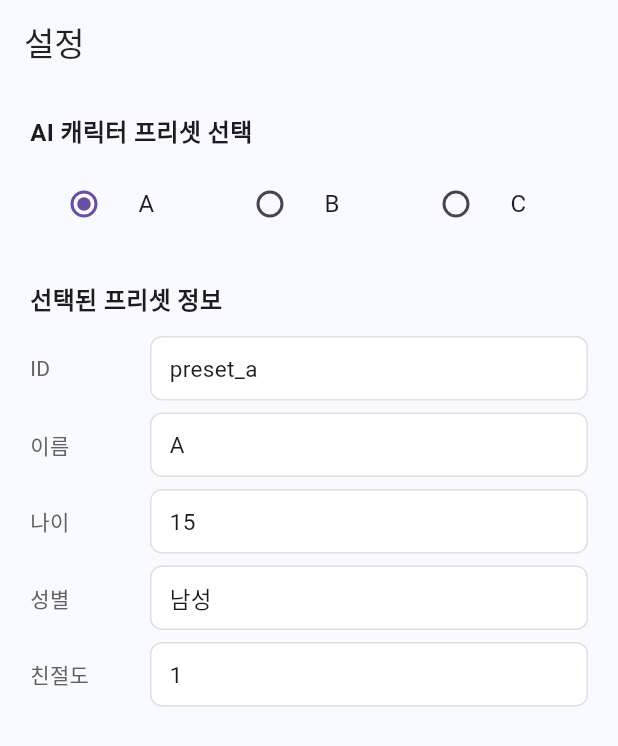
After one commit to akaTEDDY/diary_ai, a Flutter app: the TabSettingsPage screen opened directly, on a phone screen of 412 x 824 dp. The commit adds this screen. Shown: the top 746 px of the screen. Run offline on Flutter 3.47's test engine with Material 3 defaults, Android fonts, the phone set to English and light mode, and no system bars; our stand-ins replace geolocator, hive, hive_flutter, image_picker, permission_handler, table_calendar; missing offline and left inert: common_utils_services; accounts and stored records are empty; generated files the repository leaves out were written again; statements that could not run were skipped.

Commit message:
위치 일기에 무드 항목 추가 작성시 방문 기분 선택, AI 프리셋 세팅 추가, AI 대화창 추가

```diff
--- a/diary_ai/lib/models/loc_diary_entry.dart
+++ b/diary_ai/lib/models/loc_diary_entry.dart
@@ -15,6 +15,8 @@ class LocDiaryEntry extends HiveObject {
   LocationHistory location;
   @HiveField(4)
   DateTime createdAt;
+  @HiveField(5)
+  String? mood;
 
   LocDiaryEntry({
     required this.id,
@@ -22,5 +24,6 @@ class LocDiaryEntry extends HiveObject {
     required this.photoPaths,
     required this.location,
     required this.createdAt,
+    this.mood,
   });
 }
--- a/diary_ai/lib/views/tab_diary_list_page.dart
+++ b/diary_ai/lib/views/tab_diary_list_page.dart
@@ -161,7 +161,11 @@ class _TabDiaryListPageState extends State<TabDiaryListPage> {
     final sortedDates = _getSortedDates(grouped);
 
     return Scaffold(
-      appBar: AppBar(title: Text('일기 목록')),
+      backgroundColor: const Color(0xFFF8FAFF),
+      appBar: AppBar(
+        backgroundColor: const Color(0xFFF8FAFF),
+        title: Text('일기 목록'),
+      ),
       body: Column(
         children: [
           // 달력
--- a/diary_ai/lib/views/tab_diary_write_page.dart
+++ b/diary_ai/lib/views/tab_diary_write_page.dart
@@ -107,7 +107,7 @@ class _TabDiaryWritePageState extends State<TabDiaryWritePage> {
       backgroundColor: const Color(0xFFF8FAFF),
       appBar: AppBar(
         title: Text('소중한 순간들을 모아서'),
-        backgroundColor: Colors.white,
+        backgroundColor: const Color(0xFFF8FAFF),
         elevation: 0,
         foregroundColor: Colors.black87,
       ),
@@ -131,7 +131,7 @@ class _TabDiaryWritePageState extends State<TabDiaryWritePage> {
                   ),
                   SizedBox(height: 8),
                   Text(
-                    '위치를 방문하면 자동으로 일기가 생성됩니다',
+                    '방문한 장소의 일기를 작성해보세요',
                     style: TextStyle(
                       fontSize: 14,
                       color: Colors.grey[500],
--- /dev/null
+++ b/diary_ai/lib/views/tab_settings.dart
@@ -0,0 +1,115 @@
+import 'package:flutter/material.dart';
+
+class TabSettingsPage extends StatefulWidget {
+  const TabSettingsPage({Key? key}) : super(key: key);
+
+  @override
+  State<TabSettingsPage> createState() => _TabSettingsPageState();
+}
+
+class _TabSettingsPageState extends State<TabSettingsPage> {
+  // 프리셋 정의
+  static const Map<String, Map<String, dynamic>> characterPresets = {
+    'A': {
+      'id': 'preset_a',
+      'name': 'A',
+      'age': 15,
+      'gender': '남성',
+      'kindnessLevel': 1,
+    },
+    'B': {
+      'id': 'preset_b',
+      'name': 'B',
+      'age': 25,
+      'gender': '남성',
+      'kindnessLevel': 3,
+    },
+    'C': {
+      'id': 'preset_c',
+      'name': 'C',
+      'age': 35,
+      'gender': '여성',
+      'kindnessLevel': 5,
+    },
+  };
+
+  String _selectedPreset = 'A';
+
+  void _onPresetChanged(String? value) {
+    if (value != null) {
+      setState(() {
+        _selectedPreset = value;
+      });
+    }
+  }
+
+  @override
+  Widget build(BuildContext context) {
+    final preset = characterPresets[_selectedPreset]!;
+    return Scaffold(
+      backgroundColor: const Color(0xFFF8FAFF),
+      appBar: AppBar(
+        backgroundColor: const Color(0xFFF8FAFF),
+        title: const Text('설정'),
+        elevation: 0,
+        foregroundColor: Colors.black87,
+      ),
+      body: Padding(
+        padding: const EdgeInsets.all(20.0),
+        child: Column(
+          crossAxisAlignment: CrossAxisAlignment.start,
+          children: [
+            const Text('AI 캐릭터 프리셋 선택',
+                style: TextStyle(fontWeight: FontWeight.bold, fontSize: 16)),
+            const SizedBox(height: 8),
+            Row(
+              children: characterPresets.keys.map((key) {
+                return Expanded(
+                  child: RadioListTile<String>(
+                    title: Text(characterPresets[key]!['name']),
+                    value: key,
+                    groupValue: _selectedPreset,
+                    onChanged: _onPresetChanged,
+                  ),
+                );
+              }).toList(),
+            ),
+            const SizedBox(height: 24),
+            const Text('선택된 프리셋 정보',
+                style: TextStyle(fontWeight: FontWeight.bold, fontSize: 16)),
+            const SizedBox(height: 8),
+            _buildReadOnlyField('ID', preset['id'].toString()),
+            _buildReadOnlyField('이름', preset['name'].toString()),
+            _buildReadOnlyField('나이', preset['age'].toString()),
+            _buildReadOnlyField('성별', preset['gender'].toString()),
+            _buildReadOnlyField('친절도', preset['kindnessLevel'].toString()),
+          ],
+        ),
+      ),
+    );
+  }
+
+  Widget _buildReadOnlyField(String label, String value) {
+    return Padding(
+      padding: const EdgeInsets.symmetric(vertical: 4.0),
+      child: Row(
+        children: [
+          SizedBox(
+              width: 80,
+              child: Text(label, style: TextStyle(color: Colors.grey[700]))),
+          Expanded(
+            child: Container(
+              padding: const EdgeInsets.symmetric(horizontal: 12, vertical: 10),
+              decoration: BoxDecoration(
+                color: Colors.white,
+                borderRadius: BorderRadius.circular(8),
+                border: Border.all(color: Colors.grey[300]!),
+              ),
+              child: Text(value, style: const TextStyle(fontSize: 15)),
+            ),
+          ),
+        ],
+      ),
+    );
+  }
+}
```
Also changed, not shown: diary_ai/lib/views/loc_diary_chat_dialog.dart (added, +262 -0 lines), diary_ai/lib/views/loc_diary_write_page.dart (+112 -42 lines), diary_ai/lib/views/main_page.dart (+8 -0 lines), diary_ai/lib/views/tab_location_history_page.dart (+5 -2 lines).
